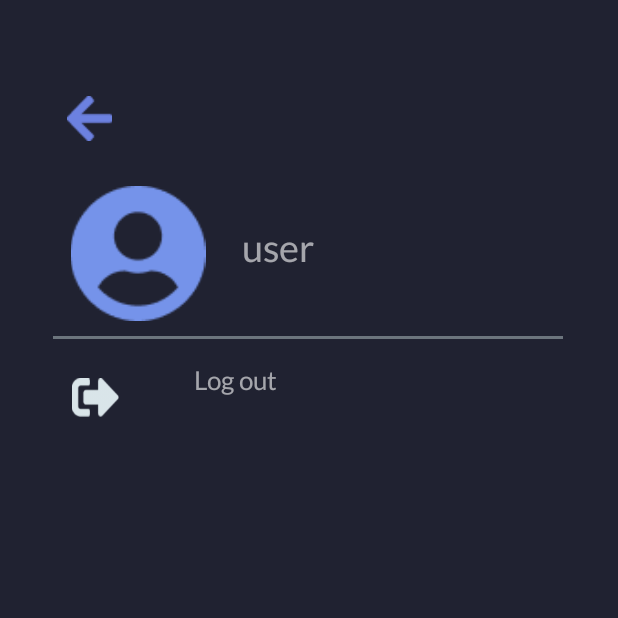
After one commit to YouDontSayIt-dev/Investor-Article-Summarization-Program, an Android app: the logout screen opened directly, with no data from a screen before it, on a phone screen of 412 x 824 dp, the top half of it. The commit adds this screen. Run offline under Robolectric (Android 15) with nearby library versions, the phone set to English and light mode, and no system bars; our stand-ins replace Firebase (no records; nobody signed in at launch, a user with empty details on screens opened directly).

Commit message:
Added logout function

```diff
--- a/app/src/main/AndroidManifest.xml
+++ b/app/src/main/AndroidManifest.xml
@@ -11,6 +11,9 @@
         android:supportsRtl="true"
         android:theme="@style/Theme.App"
         tools:targetApi="31">
+        <activity
+            android:name=".logout"
+            android:exported="false" />
         <activity
             android:name=".sentEmail"
             android:exported="false" />
--- a/app/src/main/java/com/example/app/Home.java
+++ b/app/src/main/java/com/example/app/Home.java
@@ -32,6 +32,8 @@ import java.util.ArrayList;
 public class Home extends AppCompatActivity implements SelectListener {
     Button addArt;
 
+    ImageView logout;
+
     String articleName, articleText, posPercent, negPercent, feedback, timeTotal, avePercent;
     RecyclerView recyclerView;
     DatabaseReference spid;
@@ -49,6 +51,7 @@ public class Home extends AppCompatActivity implements SelectListener {
         super.onCreate(savedInstanceState);
         setContentView(R.layout.activity_home);
         addArt = findViewById(R.id.addArt_btn);
+        logout = (ImageView) findViewById(R.id.logoutIcon);
 
         TextView hello_txt = (TextView) findViewById(R.id.hello);
         hello_txt.setText("Hello, " + name);
@@ -56,6 +59,16 @@ public class Home extends AppCompatActivity implements SelectListener {
             @Override
             public void onClick(View view) {
                 Intent intent = new Intent(Home.this, addArticle.class);
+                startActivity(intent);
+                finish();
+            }
+        });
+
+
+        logout.setOnClickListener(new View.OnClickListener() {
+            @Override
+            public void onClick(View view) {
+                Intent intent = new Intent(Home.this,logout.class);
                 startActivity(intent);
                 finish();
             }
--- /dev/null
+++ b/app/src/main/java/com/example/app/logout.java
@@ -0,0 +1,51 @@
+package com.example.app;
+
+import androidx.appcompat.app.AppCompatActivity;
+
+import android.content.Intent;
+import android.os.Bundle;
+import android.view.View;
+import android.widget.ImageButton;
+import android.widget.TextView;
+
+import com.google.firebase.auth.FirebaseAuth;
+import com.google.firebase.auth.FirebaseUser;
+import com.google.android.gms.tasks.OnCompleteListener;
+import com.google.android.gms.tasks.Task;
+import androidx.annotation.NonNull;
+import com.google.firebase.auth.AuthResult;
+
+public class logout extends AppCompatActivity {
+
+    ImageButton logout;
+    TextView username,email;
+
+    FirebaseUser user = FirebaseAuth.getInstance().getCurrentUser();
+
+    String uid = user.getUid();
+    String name = user.getEmail();
+    @Override
+    protected void onCreate(Bundle savedInstanceState) {
+        super.onCreate(savedInstanceState);
+        setContentView(R.layout.activity_logout);
+        logout = (ImageButton) findViewById(R.id.logoutButton);
+        username = (TextView) findViewById(R.id.logoutUsername);
+        email = (TextView) findViewById(R.id.logoutEmail);
+
+        username.setText(uid);
+        email.setText(name);
+
+        logout.setOnClickListener(new View.OnClickListener() {
+            @Override
+            public void onClick(View view) {
+                FirebaseAuth.getInstance().signOut();
+                Intent intent = new Intent(logout.this,welcomeScreen.class);
+                startActivity(intent);
+                finish();
+            }
+        });
+
+
+
+    }
+}
--- a/app/src/main/res/layout/activity_home.xml
+++ b/app/src/main/res/layout/activity_home.xml
@@ -23,7 +23,7 @@
 
 
     <ImageView
-        android:id="@+id/icon"
+        android:id="@+id/logoutIcon"
         android:layout_width="74dp"
         android:layout_height="62dp"
         android:layout_alignParentStart="true"
--- /dev/null
+++ b/app/src/main/res/layout/activity_logout.xml
@@ -0,0 +1,128 @@
+<?xml version="1.0" encoding="utf-8"?>
+<androidx.constraintlayout.widget.ConstraintLayout xmlns:android="http://schemas.android.com/apk/res/android"
+    xmlns:app="http://schemas.android.com/apk/res-auto"
+    xmlns:tools="http://schemas.android.com/tools"
+    android:layout_width="match_parent"
+    android:layout_height="match_parent"
+    android:background="@color/main_bg"
+    tools:context=".logout">
+
+    <ImageButton
+        android:id="@+id/returnbtn"
+        android:layout_width="wrap_content"
+        android:layout_height="wrap_content"
+        android:layout_alignParentStart="true"
+        android:layout_alignParentTop="true"
+        android:layout_marginStart="26dp"
+        android:layout_marginTop="34dp"
+        android:layout_marginEnd="337dp"
+        android:background="@drawable/return_btn"
+        app:layout_constraintBottom_toTopOf="@+id/icon"
+        app:layout_constraintEnd_toEndOf="parent"
+        app:layout_constraintHorizontal_bias="1.0"
+        app:layout_constraintStart_toStartOf="parent"
+        app:layout_constraintTop_toTopOf="parent"
+        app:srcCompat="@drawable/return_btn" />
+
+    <ImageView
+        android:id="@+id/icon"
+        android:layout_width="93dp"
+        android:layout_height="90dp"
+        android:layout_marginStart="36dp"
+        android:layout_marginTop="114dp"
+        android:layout_marginEnd="264dp"
+        app:layout_constraintBottom_toTopOf="@+id/view"
+        app:layout_constraintEnd_toEndOf="parent"
+        app:layout_constraintStart_toStartOf="parent"
+        app:layout_constraintTop_toTopOf="parent"
+        app:srcCompat="@drawable/icon" />
+
+    <TextView
+        android:id="@+id/logoutUsername"
+        android:layout_width="wrap_content"
+        android:layout_height="wrap_content"
+        android:layout_marginStart="161dp"
+        android:layout_marginTop="139dp"
+        android:layout_marginEnd="119dp"
+        android:alpha="0.6"
+        android:fontFamily="@font/lato_regular"
+        android:text="Username"
+        android:textColor="#FFFFFF"
+        android:textSize="25dp"
+        app:layout_constraintBottom_toBottomOf="@+id/view"
+        app:layout_constraintEnd_toEndOf="parent"
+        app:layout_constraintHorizontal_bias="0.0"
+        app:layout_constraintStart_toStartOf="parent"
+        app:layout_constraintTop_toTopOf="parent"
+        app:layout_constraintVertical_bias="0.178" />
+
+    <TextView
+        android:id="@+id/logoutEmail"
+        android:layout_width="wrap_content"
+        android:layout_height="wrap_content"
+        android:layout_marginStart="161dp"
+        android:layout_marginTop="180dp"
+        android:layout_marginEnd="185dp"
+        android:alpha="0.6"
+        android:fontFamily="@font/lato_regular"
+        android:text="email"
+        android:textColor="#FFFFFF"
+        android:textSize="20dp"
+        app:layout_constraintBottom_toBottomOf="@+id/view"
+        app:layout_constraintEnd_toEndOf="parent"
+        app:layout_constraintHorizontal_bias="0.0"
+        app:layout_constraintStart_toStartOf="parent"
+        app:layout_constraintTop_toTopOf="parent" />
+
+    <View
+        android:id="@+id/view"
+        android:layout_width="340dp"
+        android:layout_height="2dp"
+        android:layout_alignParentStart="true"
+        android:layout_alignParentTop="true"
+        android:layout_alignParentEnd="true"
+        android:layout_marginStart="26dp"
+        android:layout_marginTop="224dp"
+        android:layout_marginEnd="27dp"
+        android:background="#6c757d"
+        app:layout_constraintEnd_toEndOf="parent"
+        app:layout_constraintStart_toStartOf="parent"
+        app:layout_constraintTop_toTopOf="parent" />
+
+    <TextView
+        android:id="@+id/textView5"
+        android:layout_width="wrap_content"
+        android:layout_height="wrap_content"
+        android:layout_marginStart="129dp"
+        android:layout_marginEnd="198dp"
+        android:layout_marginBottom="508dp"
+        android:alpha="0.6"
+        android:fontFamily="@font/lato_regular"
+        android:text="Log out"
+        android:textColor="#FFFFFF"
+        android:textSize="17dp"
+        app:layout_constraintBottom_toBottomOf="parent"
+        app:layout_constraintEnd_toEndOf="parent"
+        app:layout_constraintHorizontal_bias="0.0"
+        app:layout_constraintStart_toStartOf="parent"
+        app:layout_constraintTop_toTopOf="@+id/view"
+        app:layout_constraintVertical_bias="0.26" />
+
+    <ImageButton
+        android:id="@+id/logoutButton"
+        android:layout_width="31dp"
+        android:layout_height="26dp"
+        android:layout_marginStart="48dp"
+        android:layout_marginEnd="295dp"
+        android:background="@drawable/logouticon"
+        android:scaleType="fitCenter"
+        app:layout_constraintBottom_toBottomOf="parent"
+        app:layout_constraintEnd_toEndOf="parent"
+        app:layout_constraintHorizontal_bias="0.0"
+        app:layout_constraintStart_toStartOf="parent"
+        app:layout_constraintTop_toBottomOf="@+id/view"
+        app:layout_constraintVertical_bias="0.046"
+        app:srcCompat="@drawable/logouticon" />
+
+
+</androidx.constraintlayout.widget.ConstraintLayout>
```
Also changed, not shown: app/src/main/res/drawable/logouticon.png (added).
